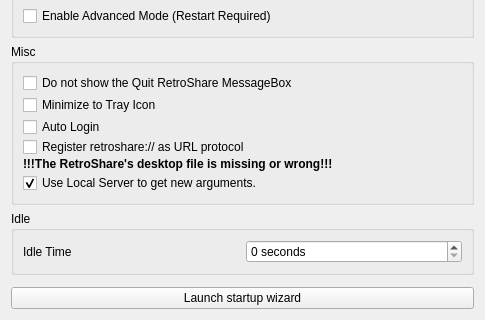
Qt form retroshare-gui/src/gui/settings/GeneralPage.ui (RetroShare/RetroShare) before a commit; both pictures show x 0 to 485 and y 145 to 465 of the 485 by 465 pixel window.
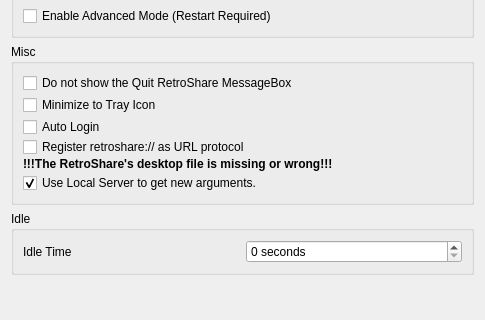
The same form after that commit. Icons and pictures are not drawn.

Commit message: move QuickStartWizard button from settings to home page

Diff of the .ui file:
```diff
--- a/retroshare-gui/src/gui/settings/GeneralPage.ui
+++ b/retroshare-gui/src/gui/settings/GeneralPage.ui
@@ -217,17 +217,6 @@
      </property>
     </spacer>
    </item>
-   <item>
-    <widget class="QPushButton" name="runStartWizard_PB">
-     <property name="text">
-      <string>Launch startup wizard</string>
-     </property>
-     <property name="icon">
-      <iconset resource="../images.qrc">
-       <normaloff>:/images/tools_wizard.png</normaloff>:/images/tools_wizard.png</iconset>
-     </property>
-    </widget>
-   </item>
   </layout>
  </widget>
  <resources>
```
The commit also changes 5 other files.
